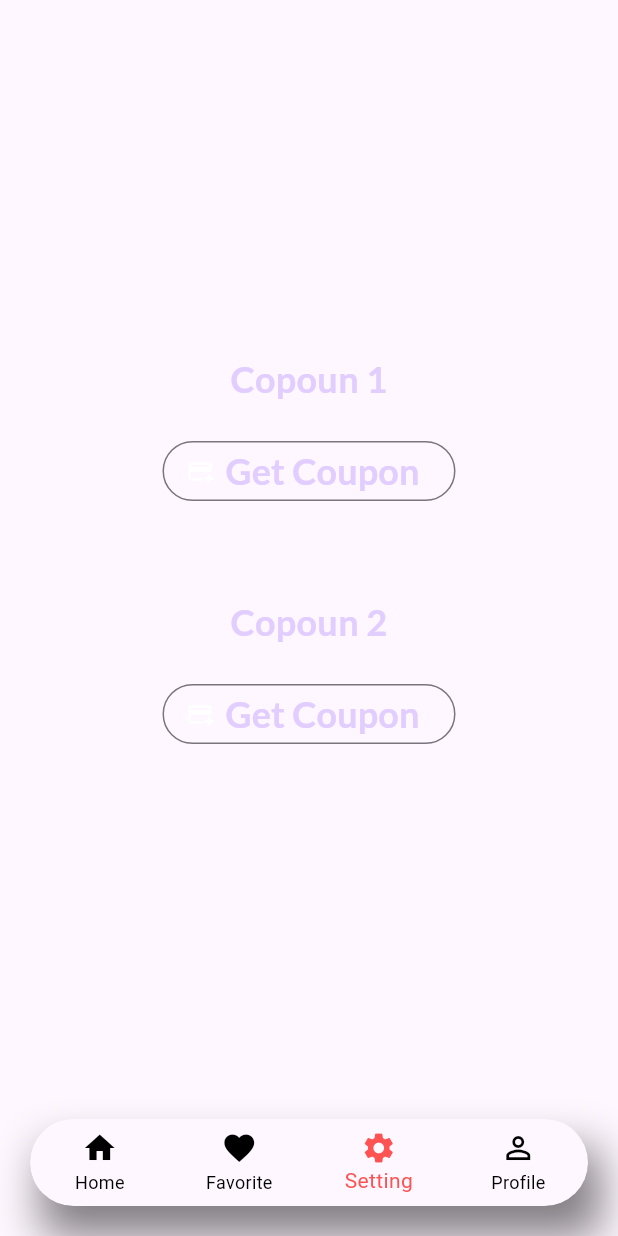
After one commit to AbdallahSyaj/tashah, a Flutter app: the NavBar screen opened directly, item 3 of the bottom bar chosen, on a phone screen of 412 x 824 dp. The commit adds this screen. Run offline on Flutter 3.47's test engine with Material 3 defaults, Android fonts, the phone set to English and light mode, and no system bars; our stand-ins replace awesome_dialog, cloud_firestore, firebase_auth, firebase_core, firebase_storage, google_fonts and 1 more; accounts and stored records are empty.

Commit message:
shop updare

```diff
--- /dev/null
+++ b/lib/screens/NavBar.dart
@@ -0,0 +1,63 @@
+import 'package:flutter/material.dart';
+import 'package:tasheh/screens/events_page.dart';
+import 'package:tasheh/screens/profile_screen.dart';
+import 'package:tasheh/screens/shophome.dart';
+import 'package:tasheh/screens/upload_screen.dart';
+
+class NavBar extends StatefulWidget {
+  const NavBar({super.key});
+
+  @override
+  State<NavBar> createState() => _MyButtomNavBarState();
+}
+
+class _MyButtomNavBarState extends State<NavBar> {
+  int myCurrentIndex = 0;
+  List pages = const [
+    Event_Page(),
+    up_screen(),
+    Shop_Home(),
+    profile_screen(),
+  ];
+  @override
+  Widget build(BuildContext context) {
+    return Scaffold(
+      extendBody: false,
+      bottomNavigationBar: Container(
+        margin: const EdgeInsets.symmetric(horizontal: 20, vertical: 20),
+        decoration: BoxDecoration(
+          boxShadow: [
+            BoxShadow(
+                color: Colors.black.withOpacity(0.5),
+                blurRadius: 25,
+                offset: const Offset(8, 20))
+          ],
+        ),
+        child: ClipRRect(
+          borderRadius: BorderRadius.circular(30),
+          child: BottomNavigationBar(
+              type: BottomNavigationBarType.fixed,
+              //   backgroundColor: Colors.transparent,
+              selectedItemColor: Colors.redAccent,
+              unselectedItemColor: Colors.black,
+              currentIndex: myCurrentIndex,
+              onTap: (index) {
+                setState(() {
+                  myCurrentIndex = index;
+                });
+              },
+              items: const [
+                BottomNavigationBarItem(icon: Icon(Icons.home), label: "Home"),
+                BottomNavigationBarItem(
+                    icon: Icon(Icons.favorite), label: "Favorite"),
+                BottomNavigationBarItem(
+                    icon: Icon(Icons.settings), label: "Setting"),
+                BottomNavigationBarItem(
+                    icon: Icon(Icons.person_outline), label: "Profile"),
+              ]),
+        ),
+      ),
+      body: pages[myCurrentIndex],
+    );
+  }
+}
--- a/lib/screens/events_page.dart
+++ b/lib/screens/events_page.dart
@@ -1,41 +1,19 @@
 // ignore_for_file: prefer_const_constructors
 
 import 'package:flutter/material.dart';
-import 'package:google_nav_bar/google_nav_bar.dart';
 
-class EventPage extends StatefulWidget {
-  const EventPage({Key? key}) : super(key: key);
+class Event_Page extends StatefulWidget {
+  const Event_Page({Key? key}) : super(key: key);
 
   @override
-  State<EventPage> createState() => _HomePageState();
+  State<Event_Page> createState() => _HomePageState();
 }
 
-class _HomePageState extends State<EventPage> {
+class _HomePageState extends State<Event_Page> {
   @override
   Widget build(BuildContext context) {
     return MaterialApp(
-      home: Scaffold(
-        bottomNavigationBar: const GNav(
-            backgroundColor: Colors.black,
-            color: Colors.white,
-            activeColor: Colors.white,
-            gap: 8,
-            tabs: [
-              GButton(
-                icon: Icons.home,
-                //leading: Text('home'),
-              ),
-              GButton(
-                icon: Icons.settings,
-                //leading: Text('setting'),
-              ),
-              GButton(
-                icon: Icons.person,
-                //leading: Text('search'),
-              ),
-              // GButton(icon:Icons.home),
-            ]),
-      ),
+      home: Scaffold(),
     );
   }
 }
--- /dev/null
+++ b/lib/screens/shop.dart
@@ -0,0 +1,68 @@
+import 'package:flutter/material.dart';
+import 'package:tasheh/screens/purchasefailed.dart';
+import 'package:tasheh/screens/purchasesuccess.dart';
+import 'package:tasheh/screens/shophome.dart';
+
+class Shop extends StatefulWidget {
+  const Shop({super.key});
+
+  @override
+  State<Shop> createState() {
+    return _ShopState();
+  }
+}
+
+class _ShopState extends State<Shop> {
+  int activescreen = 1;
+
+  // variables for purchase proccesss , should be replaced with instances from data base
+
+  int currentbalance = 2000;
+  int coupon1 = 500;
+  int coupon2 = 700;
+
+  void switchScreen() {
+    setState(() {
+      if (currentbalance - coupon1 >= 0) {
+        currentbalance -= coupon1;
+        Navigator.push(context,
+            MaterialPageRoute(builder: (context) => PurchaseSuccess()));
+      } else if (currentbalance - coupon1 < 0) {
+        Navigator.push(
+            context, MaterialPageRoute(builder: (context) => PurchaseFailed()));
+      }
+    });
+  }
+
+  @override
+  Widget build(context) {
+    Widget screenwidget = Shop_Home();
+
+    if (activescreen == 2) {
+      screenwidget = const PurchaseSuccess();
+    }
+    if (activescreen == 3) {
+      screenwidget = const PurchaseFailed();
+    }
+
+    // Conditions for purchasing copouns
+
+    return MaterialApp(
+      home: Scaffold(
+        body: Container(
+          decoration: const BoxDecoration(
+            gradient: LinearGradient(
+              colors: [
+                Color.fromARGB(255, 141, 23, 14),
+                Color.fromARGB(255, 223, 161, 153)
+              ],
+              begin: Alignment.topLeft,
+              end: Alignment.bottomRight,
+            ),
+          ),
+          child: screenwidget,
+        ),
+      ),
+    );
+  }
+}
--- /dev/null
+++ b/lib/screens/shophome.dart
@@ -0,0 +1,111 @@
+import 'package:flutter/material.dart';
+import 'package:google_fonts/google_fonts.dart';
+import 'package:tasheh/screens/purchasefailed.dart';
+import 'package:tasheh/screens/purchasesuccess.dart';
+
+const startallignment = Alignment.topLeft;
+const endallignment = Alignment.bottomRight;
+
+class Shop_Home extends StatefulWidget {
+  const Shop_Home({super.key});
+
+  @override
+  State<Shop_Home> createState() => _Shop_HomeState();
+}
+
+class _Shop_HomeState extends State<Shop_Home> {
+  int currentbalance = 2000;
+  int coupon1 = 500;
+  int coupon2 = 700;
+  @override
+  Widget build(context) {
+    return Center(
+      child: Column(
+        mainAxisSize: MainAxisSize.min,
+        children: [
+          /* Image.asset(
+            'assets/images/coupon.jpg',
+            width: 300,
+          ),*/
+          const SizedBox(height: 10),
+          Text(
+            'Copoun 1',
+            style: GoogleFonts.lato(
+              color: const Color.fromARGB(255, 226, 205, 255),
+              fontSize: 24,
+              fontWeight: FontWeight.bold,
+            ),
+            textAlign: TextAlign.center,
+          ),
+          const SizedBox(height: 20),
+          OutlinedButton.icon(
+            onPressed: () {
+              if (currentbalance - coupon1 >= 0) {
+                currentbalance -= coupon1;
+                Navigator.push(context,
+                    MaterialPageRoute(builder: (context) => PurchaseSuccess()));
+              } else if (currentbalance - coupon1 < 0) {
+                Navigator.push(context,
+                    MaterialPageRoute(builder: (context) => PurchaseFailed()));
+              }
+            },
+            style: OutlinedButton.styleFrom(
+              foregroundColor: Colors.white,
+            ),
+            icon: const Icon(Icons.add_card),
+            label: Text(
+              'Get Coupon',
+              style: GoogleFonts.lato(
+                color: const Color.fromARGB(255, 226, 205, 255),
+                fontSize: 24,
+                fontWeight: FontWeight.bold,
+              ),
+              textAlign: TextAlign.center,
+            ),
+          ),
+          const SizedBox(height: 50),
+          /*Image.asset(
+            'assets/images/coupon.jpg',
+            width: 300,
+          ),*/
+          const SizedBox(height: 10),
+          Text(
+            'Copoun 2',
+            style: GoogleFonts.lato(
+              color: const Color.fromARGB(255, 226, 205, 255),
+              fontSize: 24,
+              fontWeight: FontWeight.bold,
+            ),
+            textAlign: TextAlign.center,
+          ),
+          const SizedBox(height: 20),
+          OutlinedButton.icon(
+            onPressed: () {
+              if (currentbalance - coupon1 >= 0) {
+                currentbalance -= coupon1;
+                Navigator.push(context,
+                    MaterialPageRoute(builder: (context) => PurchaseSuccess()));
+              } else if (currentbalance - coupon1 < 0) {
+                Navigator.push(context,
+                    MaterialPageRoute(builder: (context) => PurchaseFailed()));
+              }
+            },
+            style: OutlinedButton.styleFrom(
+              foregroundColor: Colors.white,
+            ),
+            icon: const Icon(Icons.add_card),
+            label: Text(
+              'Get Coupon',
+              style: GoogleFonts.lato(
+                color: const Color.fromARGB(255, 226, 205, 255),
+                fontSize: 24,
+                fontWeight: FontWeight.bold,
+              ),
+              textAlign: TextAlign.center,
+            ),
+          ),
+        ],
+      ),
+    );
+  }
+}
--- a/lib/screens/signin_screen.dart
+++ b/lib/screens/signin_screen.dart
@@ -2,7 +2,7 @@ import 'package:firebase_auth/firebase_auth.dart';
 // ignore_for_file: duplicate_import
 
 import 'package:flutter/material.dart';
-import 'package:tasheh/screens/events_page.dart';
+import 'package:tasheh/screens/NavBar.dart';
 import 'package:tasheh/screens/reset_password.dart';
 import 'package:tasheh/screens/signup_screen.dart';
 
@@ -61,7 +61,7 @@ class _SignInScreenState extends State<SignInScreen> {
                             password: _passwordTextController.text)
                         .then((value) {
                       Navigator.push(context,
-                          MaterialPageRoute(builder: (context) => EventPage()));
+                          MaterialPageRoute(builder: (context) => NavBar()));
                     }).onError((error, stackTrace) {
                       print("Error ${error.toString()}");
                     });
--- a/pubspec.yaml
+++ b/pubspec.yaml
@@ -43,6 +43,7 @@ dependencies:
   uuid: ^4.4.0
   cloud_firestore: ^4.17.3
   google_nav_bar: ^5.0.6
+  google_fonts: ^6.2.1
 
 dev_dependencies:
   flutter_test:
```
Also changed, not shown: lib/screens/purchasefailed.dart (added, +52 -0 lines), lib/screens/purchasesuccess.dart (added, +62 -0 lines), lib/screens/signup_screen.dart (+3 -5 lines), assets/images/coupon.jpg (added), pubspec.lock.
